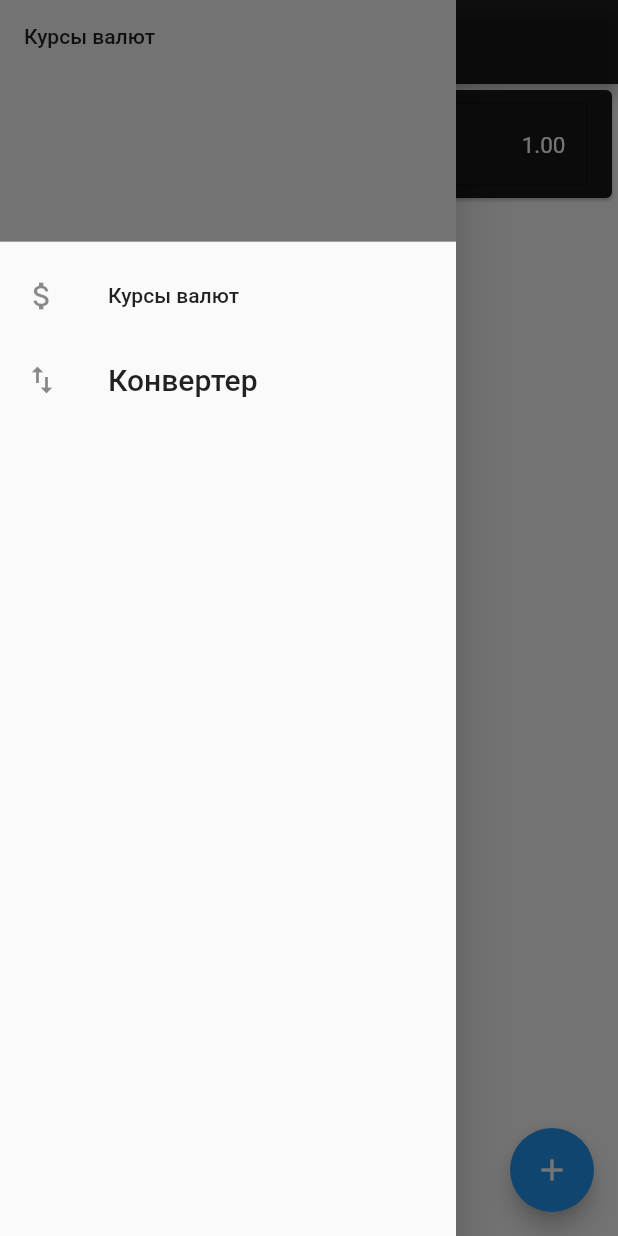
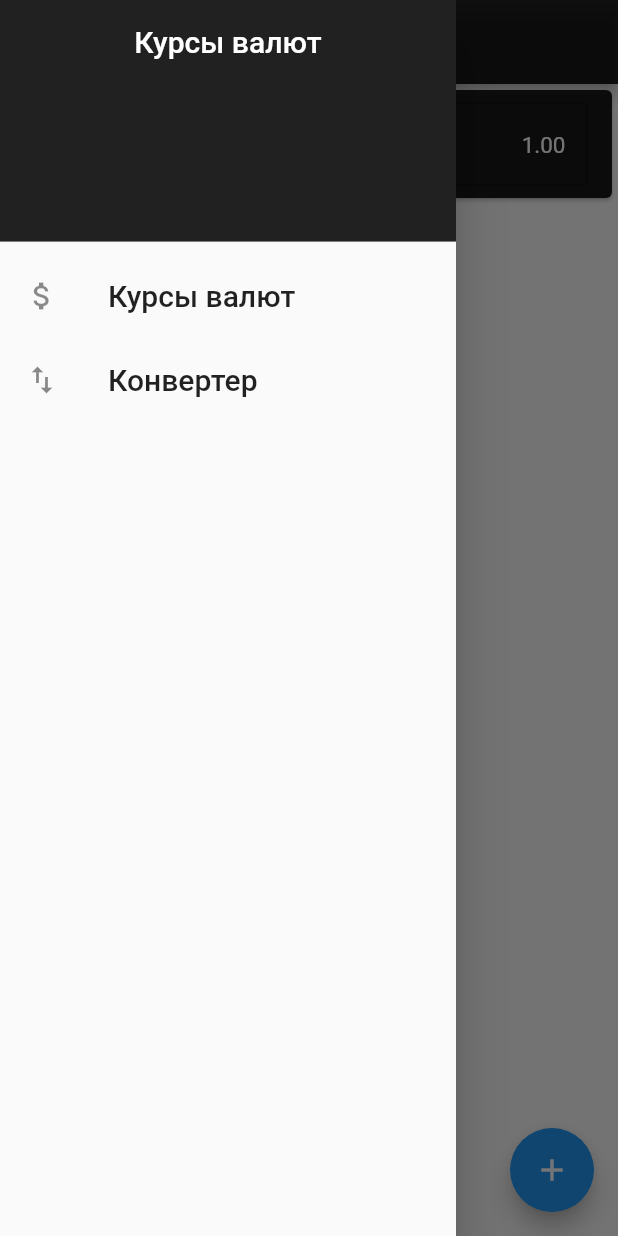
Before and after one commit to KateKozlikina/exchange_rates_flutter, a Flutter app: the ConverterView screen opened by its route, with the side drawer open, on a phone screen of 412 x 824 dp. Run offline on Flutter 3.47's test engine with Material 2 defaults, Android fonts, the phone set to English and light mode, and no system bars; our stand-ins replace flutter_redux, redux, redux_thunk, shared_preferences; accounts and stored records are empty.

Commit message:
Исправление мелких ошибок

```diff
--- a/lib/common/Drawer.dart
+++ b/lib/common/Drawer.dart
@@ -6,17 +6,18 @@ Widget drawerApp(BuildContext context) {
       child: ListView(
         children: <Widget>[
           DrawerHeader(
-            child: Text('Курсы валют'),
+            child: Text('Курсы валют', style: TextStyle(fontSize: 20.0, color: Colors.white), textAlign: TextAlign.center,),
+
             decoration: BoxDecoration(
-              color: Colors.black54,
+              color: Colors.black87,
             ),
           ),
           ListTile(
-            title: Text('Курсы валют', ),
+            title: Text('Курсы валют', style: TextStyle(fontSize: 20.0)),
             leading: Icon(Icons.attach_money),
             onTap: () {
-              //Navigator.pop(context);
-              Navigator.pushNamed(context, '/currency');
+              Navigator.pop(context);
+              //Navigator.pushNamed(context, '/currency');
             },
           ),
           ListTile(
--- a/lib/converter/ConverterList.dart
+++ b/lib/converter/ConverterList.dart
@@ -6,8 +6,6 @@ import 'package:exchange_rates_flutter/model/ViewModel.dart';
 import 'package:exchange_rates_flutter/redux/actions.dart';
 import 'package:exchange_rates_flutter/model/Currency.dart';
 import 'package:exchange_rates_flutter/model/Converter.dart';
-
-
 
 class ConverterList extends StatelessWidget {
   final List<Currency> currencies;
@@ -18,23 +16,21 @@ class ConverterList extends StatelessWidget {
   @override
   Widget build(BuildContext context) {
     final controller = TextEditingController();
-
+    return StoreConnector<AppState, ViewModel>(
+        onInit: (store) => ViewModel.addDefaultConverters(store, currencies),
+        converter: ViewModel.fromStore,
+        builder: (context, vm) {
           return new ListView(
               shrinkWrap: true,
               primary: false,
               children: converters.map((converter) {
                 return Card(
                     color: Colors.black87,
-              child: StoreConnector<AppState, ViewModel>(
-//                  converter: (store) =>
-//                      (converter) => store.dispatch(DeleteConverter(converter)),
-                  onInit: (store) => ViewModel.addDefaultConverters(store, currencies),//(store) => store.dispatch(AddConverter(new Converter(currency: currencies.firstWhere((currency) => currency.charCode == 'USD')))),
-                  converter: ViewModel.fromStore,
-                  builder: (context, vm) {
-                    return Dismissible(
+                    child: Dismissible(
                       confirmDismiss: (direction) async {
-                        if (converter.currency.charCode == 'RUB' || converter.currency.charCode == 'USD' || converter.currency.charCode == 'EUR')
-                          return false;
+                        if (converter.currency.charCode == 'RUB' ||
+                            converter.currency.charCode == 'USD' ||
+                            converter.currency.charCode == 'EUR') return false;
                         return true;
                       },
                       key: Key(converter.currency.id),
@@ -47,8 +43,6 @@ class ConverterList extends StatelessWidget {
                         leading: Tab(
                           icon: Image.asset(
                               "assets/flags/${converter.currency.charCode[0].toLowerCase() + converter.currency.charCode[1].toLowerCase()}_flag.png"),
-                          //"assets/flag/ab_flag.png")
-                          //загружаем картинку как иконку
                         ),
                         title: Text(
                           '${converter.currency.charCode}',
@@ -59,25 +53,21 @@ class ConverterList extends StatelessWidget {
                         trailing: Container(
                           width: 100.0,
                           child: TextField(
-                            //controller: valueController,
                             keyboardType: TextInputType.number,
                             style: TextStyle(
                               color: Colors.white,
                               fontSize: 15.0,
                             ),
-                            //initialValue: converter.value.toString(),
-                            controller: TextEditingController()..text = converter.value != 0 ? converter.value.toStringAsFixed(2) : '',
+                            controller: TextEditingController()
+                              ..text = converter.value != 0
+                                  ? converter.value.toStringAsFixed(2)
+                                  : '',
                             textAlign: TextAlign.right,
                             cursorColor: Colors.white70,
                             autofocus: false,
-//                            onChanged: (text) {
-//                              double val = double.tryParse(text);
-//                              print(text);
-//                              print(val);
-//                              vm.editConverter(val, converter);
-//                            },
                             onTap: () {
-                              print('${converter.currency.charCode}=${converter.isCurrent}');
+                              print(
+                                  '${converter.currency.charCode}=${converter.isCurrent}');
                               vm.nullConverters();
                               vm.changeConverter(converter);
                             },
@@ -88,30 +78,15 @@ class ConverterList extends StatelessWidget {
                               vm.editConverter(val, converter);
                               vm.changeConverter(converter);
                             },
-//                            maxLength: 6,
-//                            maxLengthEnforced: true,
                             decoration: InputDecoration(
                               border: OutlineInputBorder(),
                             ),
                           ),
                         ),
                       ),
-                    );
-                  })
-
-
-
-
-
-
-
-
-
-
-
-
-              );
+                    ));
               }).toList());
+        });
   }
 }
 
--- a/lib/converter/ConverterView.dart
+++ b/lib/converter/ConverterView.dart
@@ -1,7 +1,6 @@
 import 'package:flutter/material.dart';
 import 'package:flutter_redux/flutter_redux.dart';
 import 'package:exchange_rates_flutter/redux/AppState.dart';
-import 'package:exchange_rates_flutter/redux/middleware.dart';
 import 'package:exchange_rates_flutter/converter/ConverterList.dart';
 import 'package:exchange_rates_flutter/common/Drawer.dart';
 
--- a/lib/currencies/CurrencyList.dart
+++ b/lib/currencies/CurrencyList.dart
@@ -17,7 +17,6 @@ class CurrencyList extends StatelessWidget {
   @override
   Widget build(BuildContext context) {
     NumberFormat a = new NumberFormat();
-    print(currencies);
     return new ListView(
         shrinkWrap: true,
         primary: false,
@@ -28,8 +27,6 @@ class CurrencyList extends StatelessWidget {
                 leading: Tab(
                   icon: Image.asset(
                       "assets/flags/${currencyInfo.charCode[0].toLowerCase() + currencyInfo.charCode[1].toLowerCase()}_flag.png"),
-                  //"assets/flag/ab_flag.png")
-                  //загружаем картинку как иконку
                 ),
                 title: Text('${currencyInfo.nominal} ${ a.simpleCurrencySymbol(currencyInfo.charCode)} = ${currencyInfo.value} ₽', style: TextStyle(color: Colors.white),),
                 subtitle: Text(currencyInfo.name, style: TextStyle(color: Colors.white70)),
--- a/lib/currencies/CurrencySelect.dart
+++ b/lib/currencies/CurrencySelect.dart
@@ -35,7 +35,6 @@ class CurrencyGrid extends StatelessWidget {
 
   @override
   Widget build(BuildContext context) {
-    print(Navigator);
     return new ListView(
         shrinkWrap: true,
         primary: false,
--- a/lib/model/CurrencyList.dart
+++ b/lib/model/CurrencyList.dart
@@ -8,12 +8,9 @@ class CurrencyList {
   factory CurrencyList.fromJson(Map<String, dynamic> parsedJson) {
     Map<String, dynamic> parsedJsonCurrency = parsedJson['Valute'];
     List<Currency> currencies = new List<Currency>();
-    print(parsedJsonCurrency);
     parsedJsonCurrency.forEach((key, value) {
       currencies.add(Currency.fromJson(value));
     });
-    //currencies = list.map((i) => Currency.fromJson(i)).toList();
-    print(currencies[0]);
     return new CurrencyList(currencies);
   }
 }
--- a/lib/model/ViewModel.dart
+++ b/lib/model/ViewModel.dart
@@ -32,33 +32,13 @@ class ViewModel {
         nullConverters: () {
           store.dispatch(NullConverters());
         },
-        //currentConverter: store.state.currentConverter,
     );
   }
 
-//  Future<List<Converter>> loadStateFromPref() async {
-//    SharedPreferences sharedPreferences = await SharedPreferences.getInstance();
-////  var stateString = sharedPreferences.getString(APP_STATE_KEY);
-////  Map stateMap = json.decode(stateString);
-////  return new ListData.fromJson(stateMap);
-//    try {
-//      var convertersString = sharedPreferences.getString(APP_CONVERTERS_KEY);
-//      Map convertersMap = json.decode(convertersString!=null ? convertersString : '');
-//      return new ConverterList.fromJson(convertersMap).converters;
-//    } catch(e) {
-//      return [];
-//    }
-//  }
 
   static void addDefaultConverters(store, currencies) async {
     List<Converter> converters;
-//    var c = loadConvertersFromPref();
-//    c.then((state) {
-//      print(state);
-//      converters = state;
-//    });
     converters = await loadConvertersFromPref();
-    print(converters);
     if (converters==null || converters.length == 0) {
       store.dispatch(AddConverter(
           new Converter(currency: RUB, value: 1, isCurrent: true)));
--- a/lib/redux/AppState.dart
+++ b/lib/redux/AppState.dart
@@ -12,8 +12,6 @@ class AppState {
 
   factory AppState.initial() => AppState(
     currencies: List.unmodifiable([]),
-    //converters: List.unmodifiable([new Converter(id:0, currencyFrom: RUB, currencyTo: RUB, convertFrom: 1, convertTo: 1)]),
-    //converters: [new Converter(currency: RUB, value: 1, isCurrent: true)].toList(),
     converters: [new Converter(currency: RUB, value: 1, isCurrent: true)].toList(),
     currentConverter: new Converter(currency: RUB, value: 1),
   );
```
Also changed, not shown: lib/model/Converter.dart (+0 -22 lines), lib/model/ConverterList.dart (+1 -12 lines), lib/redux/middleware.dart (+1 -79 lines), lib/redux/reducers.dart (+7 -27 lines). Lines whose indentation alone changed are shown as unchanged.
